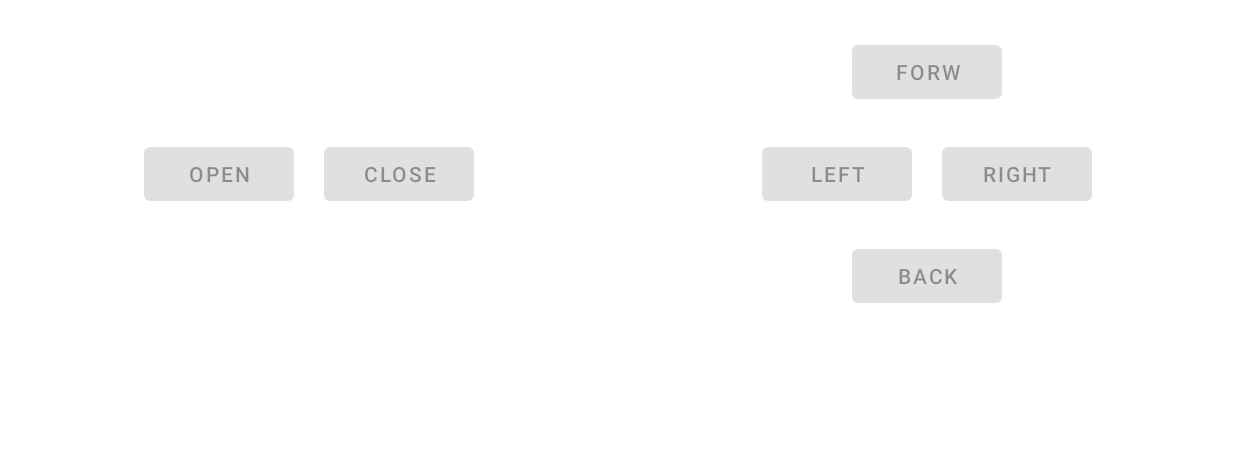
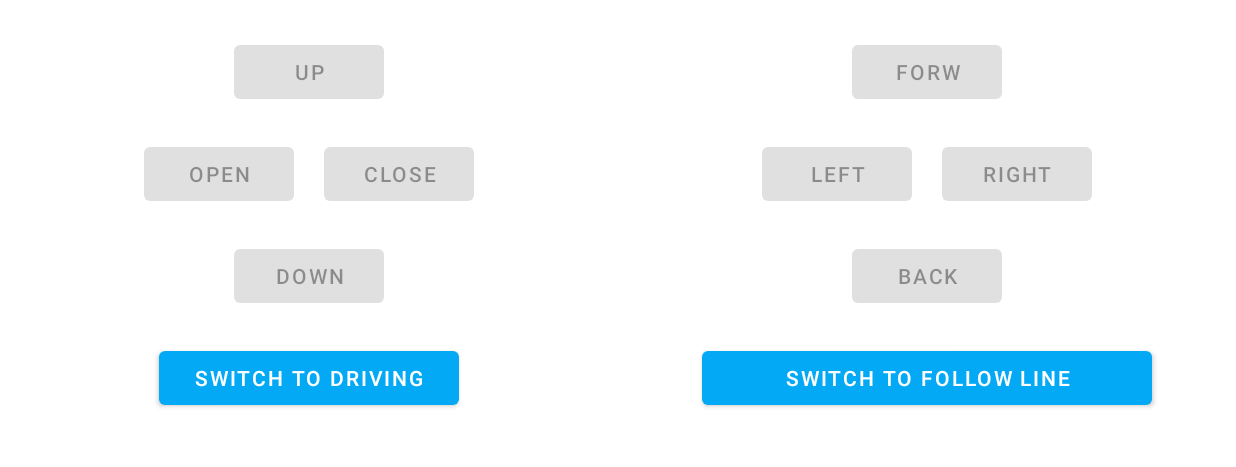
Before and after one commit to pohape/AutopilotWarehouse, an Android app: the screen it shows after launch (MainActivity), on a phone screen of 824 x 412 dp (held sideways), the part 84-551 px from its top. Run offline under Robolectric (Android 15) with nearby library versions, the phone set to English and light mode, and no system bars.

Commit message:
Bluetooth control started

```diff
--- a/DroiduinoBluetoothConnection/app/src/main/java/com/droiduino/bluetoothconn/MainActivity.java
+++ b/DroiduinoBluetoothConnection/app/src/main/java/com/droiduino/bluetoothconn/MainActivity.java
@@ -1,6 +1,4 @@
 package com.droiduino.bluetoothconn;
-
-import static android.content.ContentValues.TAG;
 
 import android.bluetooth.BluetoothAdapter;
 import android.bluetooth.BluetoothDevice;
@@ -11,6 +9,7 @@ import android.os.Handler;
 import android.os.Looper;
 import android.os.Message;
 import android.util.Log;
+import android.view.MotionEvent;
 import android.view.View;
 import android.widget.Button;
 import android.widget.ProgressBar;
@@ -25,6 +24,8 @@ import java.io.InputStream;
 import java.io.OutputStream;
 import java.util.UUID;
 
+import static android.content.ContentValues.TAG;
+
 public class MainActivity extends AppCompatActivity {
 
     private String deviceName = null;
@@ -35,6 +36,30 @@ public class MainActivity extends AppCompatActivity {
 
     private final static int CONNECTING_STATUS = 1; // used in bluetooth handler to identify message status
     private final static int MESSAGE_READ = 2; // used in bluetooth handler to identify message update
+
+    private final static int BT_COMMAND_ARM_FORWARD_PRESSED = 1;
+    private final static int BT_COMMAND_ARM_FORWARD_RELEASED = 2;
+
+    private final static int BT_COMMAND_ARM_BACK_PRESSED = 3;
+    private final static int BT_COMMAND_ARM_BACK_RELEASED = 4;
+
+    private final static int BT_COMMAND_ARM_LEFT_PRESSED = 5;
+    private final static int BT_COMMAND_ARM_LEFT_RELEASED = 6;
+
+    private final static int BT_COMMAND_ARM_RIGHT_PRESSED = 7;
+    private final static int BT_COMMAND_ARM_RIGHT_RELEASED = 8;
+
+    private final static int BT_COMMAND_ARM_UP_PRESSED = 9;
+    private final static int BT_COMMAND_ARM_UP_RELEASED = 10;
+
+    private final static int BT_COMMAND_ARM_DOWN_PRESSED = 11;
+    private final static int BT_COMMAND_ARM_DOWN_RELEASED = 12;
+
+    private final static int BT_COMMAND_ARM_OPEN_CLAW_PRESSED = 13;
+    private final static int BT_COMMAND_ARM_OPEN_CLAW_RELEASED = 14;
+
+    private final static int BT_COMMAND_ARM_CLOSE_CLAW_PRESSED = 15;
+    private final static int BT_COMMAND_ARM_CLOSE_CLAW_RELEASED = 16;
 
     @Override
     protected void onCreate(Bundle savedInstanceState) {
@@ -163,36 +188,84 @@ public class MainActivity extends AppCompatActivity {
         });
 
         // buttons on click
-        buttonForward.setOnClickListener(view -> {
-            connectedThread.write("F");
+        buttonForward.setOnTouchListener((v, event) -> {
+            if (event.getAction() == MotionEvent.ACTION_DOWN) {
+                connectedThread.write(BT_COMMAND_ARM_FORWARD_PRESSED);
+            } else if (event.getAction() == MotionEvent.ACTION_UP) {
+                connectedThread.write(BT_COMMAND_ARM_FORWARD_RELEASED);
+            }
+
+            return true;
         });
 
-        buttonBack.setOnClickListener(view -> {
-            connectedThread.write("B");
+        buttonBack.setOnTouchListener((v, event) -> {
+            if (event.getAction() == MotionEvent.ACTION_DOWN) {
+                connectedThread.write(BT_COMMAND_ARM_BACK_PRESSED);
+            } else if (event.getAction() == MotionEvent.ACTION_UP) {
+                connectedThread.write(BT_COMMAND_ARM_BACK_RELEASED);
+            }
+
+            return true;
         });
 
-        buttonDown.setOnClickListener(view -> {
-            connectedThread.write("D");
+        buttonDown.setOnTouchListener((v, event) -> {
+            if (event.getAction() == MotionEvent.ACTION_DOWN) {
+                connectedThread.write(BT_COMMAND_ARM_DOWN_PRESSED);
+            } else if (event.getAction() == MotionEvent.ACTION_UP) {
+                connectedThread.write(BT_COMMAND_ARM_DOWN_RELEASED);
+            }
+
+            return true;
         });
 
-        buttonOpen.setOnClickListener(view -> {
-            connectedThread.write("O");
+        buttonUp.setOnTouchListener((v, event) -> {
+            if (event.getAction() == MotionEvent.ACTION_DOWN) {
+                connectedThread.write(BT_COMMAND_ARM_UP_PRESSED);
+            } else if (event.getAction() == MotionEvent.ACTION_UP) {
+                connectedThread.write(BT_COMMAND_ARM_UP_RELEASED);
+            }
+
+            return true;
         });
 
-        buttonUp.setOnClickListener(view -> {
-            connectedThread.write("U");
+        buttonLeft.setOnTouchListener((v, event) -> {
+            if (event.getAction() == MotionEvent.ACTION_DOWN) {
+                connectedThread.write(BT_COMMAND_ARM_LEFT_PRESSED);
+            } else if (event.getAction() == MotionEvent.ACTION_UP) {
+                connectedThread.write(BT_COMMAND_ARM_LEFT_RELEASED);
+            }
+
+            return true;
         });
 
-        buttonLeft.setOnClickListener(view -> {
-            connectedThread.write("L");
+        buttonRight.setOnTouchListener((v, event) -> {
+            if (event.getAction() == MotionEvent.ACTION_DOWN) {
+                connectedThread.write(BT_COMMAND_ARM_RIGHT_PRESSED);
+            } else if (event.getAction() == MotionEvent.ACTION_UP) {
+                connectedThread.write(BT_COMMAND_ARM_RIGHT_RELEASED);
+            }
+
+            return true;
         });
 
-        buttonRight.setOnClickListener(view -> {
-            connectedThread.write("R");
+        buttonOpen.setOnTouchListener((v, event) -> {
+            if (event.getAction() == MotionEvent.ACTION_DOWN) {
+                connectedThread.write(BT_COMMAND_ARM_OPEN_CLAW_PRESSED);
+            } else if (event.getAction() == MotionEvent.ACTION_UP) {
+                connectedThread.write(BT_COMMAND_ARM_OPEN_CLAW_RELEASED);
+            }
+
+            return true;
         });
 
-        buttonClose.setOnClickListener(view -> {
-            connectedThread.write("C");
+        buttonClose.setOnTouchListener((v, event) -> {
+            if (event.getAction() == MotionEvent.ACTION_DOWN) {
+                connectedThread.write(BT_COMMAND_ARM_CLOSE_CLAW_PRESSED);
+            } else if (event.getAction() == MotionEvent.ACTION_UP) {
+                connectedThread.write(BT_COMMAND_ARM_CLOSE_CLAW_RELEASED);
+            }
+
+            return true;
         });
     }
 
@@ -322,6 +395,15 @@ public class MainActivity extends AppCompatActivity {
             }
         }
 
+        public void write(int input) {
+            try {
+                mmOutStream.write(input);
+                mmOutStream.flush();
+            } catch (IOException e) {
+                Log.e("Send Error", "Unable to send message", e);
+            }
+        }
+
         /* Call this from the main activity to shutdown the connection */
         public void cancel() {
             try {
--- a/DroiduinoBluetoothConnection/app/src/main/res/layout-land/activity_main.xml
+++ b/DroiduinoBluetoothConnection/app/src/main/res/layout-land/activity_main.xml
@@ -1,8 +1,8 @@
 <?xml version="1.0" encoding="utf-8"?>
 <androidx.constraintlayout.widget.ConstraintLayout xmlns:android="http://schemas.android.com/apk/res/android"
+    xmlns:app="http://schemas.android.com/apk/res-auto"
     android:layout_width="match_parent"
-    android:layout_height="match_parent"
-    xmlns:app="http://schemas.android.com/apk/res-auto">
+    android:layout_height="match_parent">
 
     <androidx.appcompat.widget.Toolbar
         android:id="@+id/toolbar"
@@ -31,11 +31,11 @@
 
     <!-- Появляется когда происходит процесс подключения по Bluetooth -->
     <ProgressBar
-        android:visibility="gone"
         android:id="@+id/progressBarConnecting"
         style="?android:attr/progressBarStyle"
         android:layout_width="wrap_content"
         android:layout_height="wrap_content"
+        android:visibility="gone"
         app:layout_constraintBottom_toBottomOf="parent"
         app:layout_constraintEnd_toEndOf="parent"
         app:layout_constraintHorizontal_bias="0.5"
@@ -49,144 +49,179 @@
 
         <LinearLayout
             android:id="@+id/firstLine"
-            android:layout_marginTop="80dp"
-            android:orientation="horizontal"
             android:layout_width="match_parent"
             android:layout_height="wrap_content"
-            android:baselineAligned="false">
+            android:layout_marginTop="80dp"
+            android:baselineAligned="false"
+            android:orientation="horizontal">
 
             <LinearLayout
-                android:gravity="center"
+                android:layout_width="match_parent"
+                android:layout_height="match_parent"
                 android:layout_weight="1"
-                android:layout_width="match_parent"
-                android:layout_height="match_parent">
+                android:gravity="center">
 
                 <Button
-                    android:visibility="invisible"
                     android:id="@+id/buttonUp"
-                    android:text="@string/up"
+                    android:layout_width="wrap_content"
+                    android:layout_height="wrap_content"
                     android:width="100dp"
-                    android:layout_width="wrap_content"
-                    android:layout_height="wrap_content" />
+                    android:text="@string/up" />
             </LinearLayout>
 
             <LinearLayout
-                android:gravity="center"
+                android:layout_width="match_parent"
+                android:layout_height="match_parent"
                 android:layout_weight="1"
-                android:layout_width="match_parent"
-                android:layout_height="match_parent">
+                android:gravity="center">
 
                 <Button
                     android:id="@+id/buttonForward"
+                    android:layout_width="wrap_content"
+                    android:layout_height="wrap_content"
                     android:width="100dp"
-                    android:text="@string/forward"
-                    android:layout_width="wrap_content"
-                    android:layout_height="wrap_content" />
+                    android:text="@string/forward" />
             </LinearLayout>
         </LinearLayout>
 
         <LinearLayout
             android:id="@+id/secondLine"
-            android:layout_marginTop="20dp"
-            android:orientation="horizontal"
             android:layout_width="match_parent"
             android:layout_height="wrap_content"
-            android:baselineAligned="false">
+            android:layout_marginTop="20dp"
+            android:baselineAligned="false"
+            android:orientation="horizontal">
 
             <LinearLayout
-                android:gravity="end"
+                android:layout_width="match_parent"
+                android:layout_height="match_parent"
                 android:layout_weight="1"
-                android:layout_width="match_parent"
-                android:layout_height="match_parent">
+                android:gravity="end">
 
                 <Button
                     android:id="@+id/buttonOpen"
+                    android:layout_width="wrap_content"
+                    android:layout_height="wrap_content"
+                    android:layout_marginEnd="10dp"
                     android:width="100dp"
-                    android:layout_marginEnd="10dp"
-                    android:text="@string/open"
-                    android:layout_width="wrap_content"
-                    android:layout_height="wrap_content" />
+                    android:text="@string/open" />
             </LinearLayout>
 
             <LinearLayout
-                android:layout_weight="1"
                 android:layout_width="match_parent"
-                android:layout_height="match_parent">
+                android:layout_height="match_parent"
+                android:layout_weight="1">
 
                 <Button
                     android:id="@+id/buttonClose"
+                    android:layout_width="wrap_content"
+                    android:layout_height="wrap_content"
+                    android:layout_marginStart="10dp"
                     android:width="100dp"
-                    android:layout_marginStart="10dp"
-                    android:text="@string/close"
-                    android:layout_width="wrap_content"
-                    android:layout_height="wrap_content" />
+                    android:text="@string/close" />
             </LinearLayout>
 
             <LinearLayout
-                android:gravity="end"
+                android:layout_width="match_parent"
+                android:layout_height="match_parent"
                 android:layout_weight="1"
-                android:layout_width="match_parent"
-                android:layout_height="match_parent">
+                android:gravity="end">
 
                 <Button
                     android:id="@+id/buttonLeft"
+                    android:layout_width="wrap_content"
+                    android:layout_height="wrap_content"
+                    android:layout_marginEnd="10dp"
                     android:width="100dp"
-                    android:layout_marginEnd="10dp"
-                    android:text="@string/left"
-                    android:layout_width="wrap_content"
-                    android:layout_height="wrap_content" />
+                    android:text="@string/left" />
             </LinearLayout>
 
             <LinearLayout
-                android:layout_weight="1"
                 android:layout_width="match_parent"
-                android:layout_height="match_parent">
+                android:layout_height="match_parent"
+                android:layout_weight="1">
 
                 <Button
                     android:id="@+id/buttonRight"
+                    android:layout_width="wrap_content"
+                    android:layout_height="wrap_content"
+                    android:layout_marginStart="10dp"
                     android:width="100dp"
-                    android:layout_marginStart="10dp"
-                    android:text="@string/right"
-                    android:layout_width="wrap_content"
-                    android:layout_height="wrap_content" />
+                    android:text="@string/right" />
             </LinearLayout>
         </LinearLayout>
 
         <LinearLayout
             android:id="@+id/thirdLine"
-            android:layout_marginTop="20dp"
-            android:orientation="horizontal"
             android:layout_width="match_parent"
             android:layout_height="wrap_content"
-            android:baselineAligned="false">
+            android:layout_marginTop="20dp"
+            android:baselineAligned="false"
+            android:orientation="horizontal">
 
             <LinearLayout
-                android:gravity="center"
+                android:layout_width="match_parent"
+                android:layout_height="match_parent"
                 android:layout_weight="1"
-                android:layout_width="match_parent"
-                android:layout_height="match_parent">
+                android:gravity="center">
 
                 <Button
-                    android:visibility="invisible"
                     android:id="@+id/buttonDown"
-                    android:text="@string/down"
+                    android:layout_width="wrap_content"
+                    android:layout_height="wrap_content"
                     android:width="100dp"
-                    android:layout_width="wrap_content"
-                    android:layout_height="wrap_content" />
+                    android:text="@string/down" />
             </LinearLayout>
 
             <LinearLayout
-                android:gravity="center"
+                android:layout_width="match_parent"
+                android:layout_height="match_parent"
                 android:layout_weight="1"
-                android:layout_width="match_parent"
-                android:layout_height="match_parent">
+                android:gravity="center">
 
                 <Button
                     android:id="@+id/buttonBack"
+                    android:layout_width="wrap_content"
+                    android:layout_height="wrap_content"
                     android:width="100dp"
-                    android:text="@string/back"
+                    android:text="@string/back" />
+            </LinearLayout>
+        </LinearLayout>
+
+        <LinearLayout
+            android:id="@+id/fourhtLine"
+            android:layout_width="match_parent"
+            android:layout_height="wrap_content"
+            android:layout_marginTop="20dp"
+            android:baselineAligned="false"
+            android:orientation="horizontal">
+
+            <LinearLayout
+                android:layout_width="match_parent"
+                android:layout_height="match_parent"
+                android:layout_weight="1"
+                android:gravity="center">
+
+                <Button
+                    android:id="@+id/switchScreen"
                     android:layout_width="wrap_content"
-                    android:layout_height="wrap_content" />
+                    android:layout_height="wrap_content"
+                    android:width="200dp"
+                    android:text="Switch to DRIVING" />
+            </LinearLayout>
+
+            <LinearLayout
+                android:layout_width="match_parent"
+                android:layout_height="match_parent"
+                android:layout_weight="1"
+                android:gravity="center">
+
+                <Button
+                    android:id="@+id/switchMode"
+                    android:layout_width="wrap_content"
+                    android:layout_height="wrap_content"
+                    android:width="300dp"
+                    android:text="Switch to FOLLOW LINE" />
             </LinearLayout>
         </LinearLayout>
 
```
Also changed, not shown: 2 other files.
